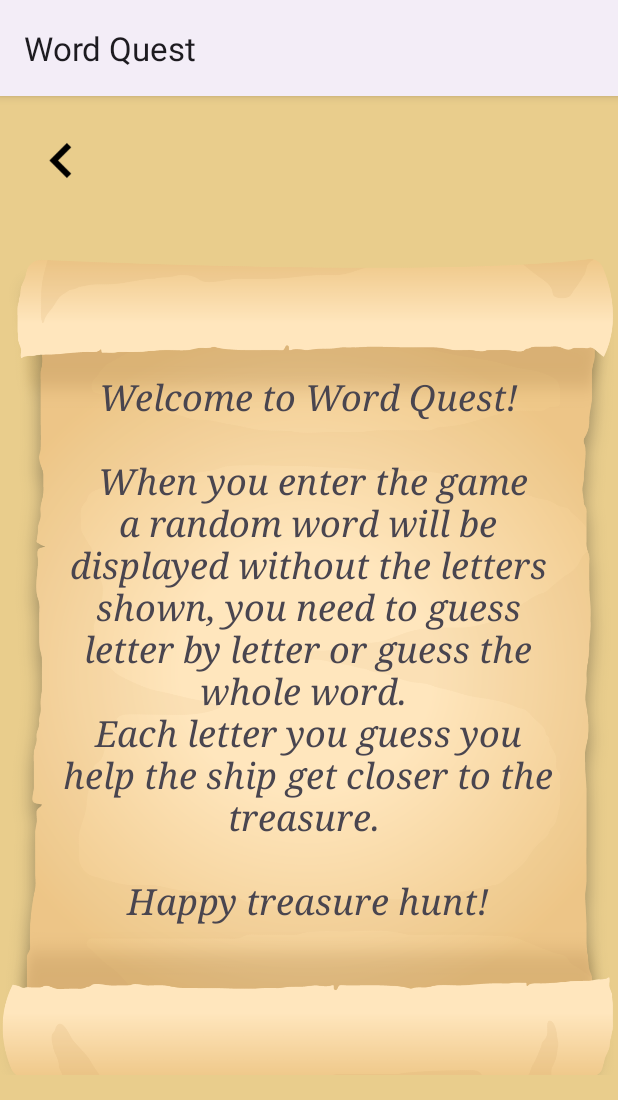
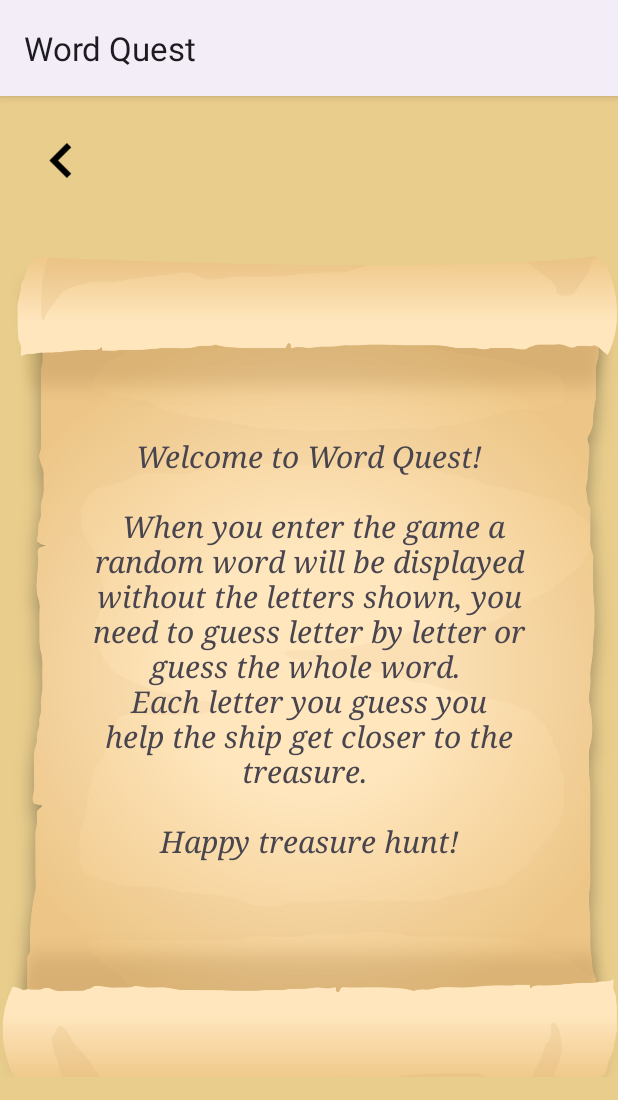
Before and after one commit to svantip/WordQuest, an Android app: the HowToPlay screen opened directly, with no data from a screen before it, on a phone screen of 412 x 824 dp. Shown: the top 1100 px of the screen. Run offline under Robolectric (Android 15) with nearby library versions, the phone set to English and light mode, and no system bars.

Commit message:
Bug fixes.

```diff
--- a/app/src/main/res/layout/activity_game.xml
+++ b/app/src/main/res/layout/activity_game.xml
@@ -102,7 +102,7 @@
         android:layout_height="85dp"
         android:layout_marginTop="30dp"
         android:textAlignment="center"
-        android:textSize="60sp"
+        android:textSize="48sp"
         app:layout_constraintEnd_toEndOf="@+id/imageView5"
         app:layout_constraintHorizontal_bias="0.428"
         app:layout_constraintStart_toStartOf="@+id/imageView5"
@@ -127,7 +127,7 @@
         android:layout_width="69dp"
         android:layout_height="38dp"
         android:layout_marginTop="4dp"
-        android:text="5"
+        android:text="7"
         android:textAlignment="center"
         android:textColor="@color/black"
         android:textSize="34sp"
--- a/app/src/main/res/layout/activity_how_to_play.xml
+++ b/app/src/main/res/layout/activity_how_to_play.xml
@@ -20,8 +20,8 @@
 
     <ImageView
         android:id="@+id/imageView2"
-        android:layout_width="409dp"
-        android:layout_height="698dp"
+        android:layout_width="412dp"
+        android:layout_height="694dp"
         app:layout_constraintBottom_toBottomOf="parent"
         app:layout_constraintEnd_toEndOf="parent"
         app:layout_constraintHorizontal_bias="0.0"
@@ -30,20 +30,21 @@
         app:srcCompat="@drawable/cropped" />
 
     <TextView
-        android:layout_width="342dp"
-        android:layout_height="392dp"
+        android:layout_width="312dp"
+        android:layout_height="323dp"
         android:layout_marginStart="56dp"
         android:layout_marginEnd="55dp"
         android:fontFamily="serif"
         android:text="Welcome to Word Quest!\n\n When you enter the game a random word will be displayed without the letters shown, you need to guess letter by letter or guess the whole word. \nEach letter you guess you help the ship get closer to the treasure. \n\nHappy treasure hunt!"
         android:textAlignment="center"
-        android:textSize="24sp"
+        android:textSize="20sp"
         android:textStyle="italic"
         app:layout_constraintBottom_toBottomOf="@+id/imageView2"
         app:layout_constraintEnd_toEndOf="parent"
-        app:layout_constraintHorizontal_bias="0.523"
+        app:layout_constraintHorizontal_bias="0.583"
         app:layout_constraintStart_toStartOf="parent"
-        app:layout_constraintTop_toTopOf="@+id/imageView2" />
+        app:layout_constraintTop_toTopOf="@+id/imageView2"
+        app:layout_constraintVertical_bias="0.522" />
 
 
 </androidx.constraintlayout.widget.ConstraintLayout>
```
